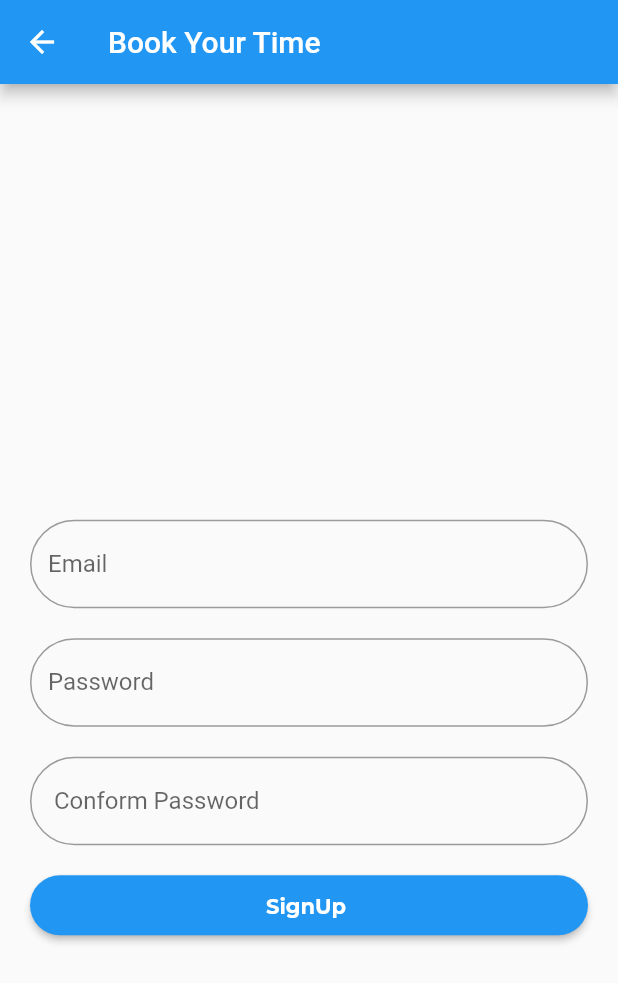
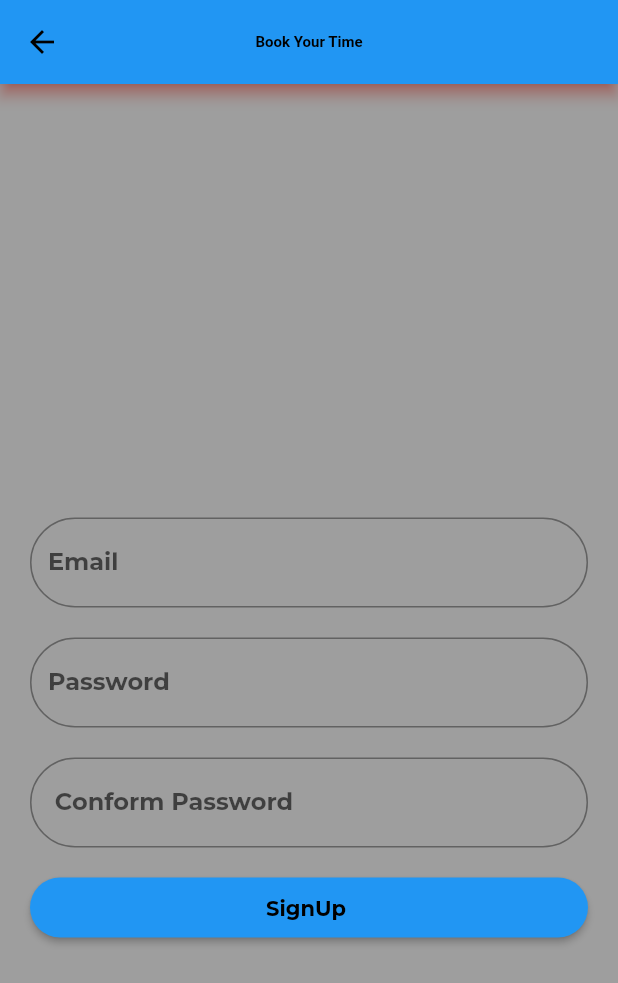
Before and after one commit to Ishworkhadka99123/newassign, a Flutter app: the screen it shows after launch, after a tap on "Register", on a phone screen of 412 x 824 dp. Shown: the top 983 px of the screen. Run offline on Flutter 3.47's test engine with Material 2 defaults, Android fonts, the phone set to English and light mode, and no system bars.

Commit message:
simple Login and registration

```diff
--- a/lib/Screen/login_page.dart
+++ b/lib/Screen/login_page.dart
@@ -72,6 +72,10 @@ class LoginPage extends StatelessWidget {
                 child: ElevatedButton(
                   style: ElevatedButton.styleFrom(
                     textStyle: const TextStyle(fontFamily: 'Montserrat Bold'),
+                    backgroundColor: Colors.blue,
+                    shape:RoundedRectangleBorder(
+                      borderRadius: BorderRadius.circular(30)
+                    ),
                     minimumSize: const Size.fromHeight(50),
                   ),
                   child: const Text('Register'),
--- a/lib/Screen/signup.dart
+++ b/lib/Screen/signup.dart
@@ -75,7 +75,7 @@ class SignupPage extends StatelessWidget {
                   ),
                   child: const Text('SignUp '),
                   onPressed: () {
-                    Navigator.pushNamed(context, '/Dashboard');
+                    Navigator.pushNamed(context, '/DashboardPage');
                   },
                 ),),
               // Container(
--- a/lib/main.dart
+++ b/lib/main.dart
@@ -18,7 +18,7 @@ void main() {
 
       initialRoute: '/LoginPage',
 
-      // theme: getApplicationTheme(),
+       theme: getApplicationTheme(),
 
 
       routes: {
```
